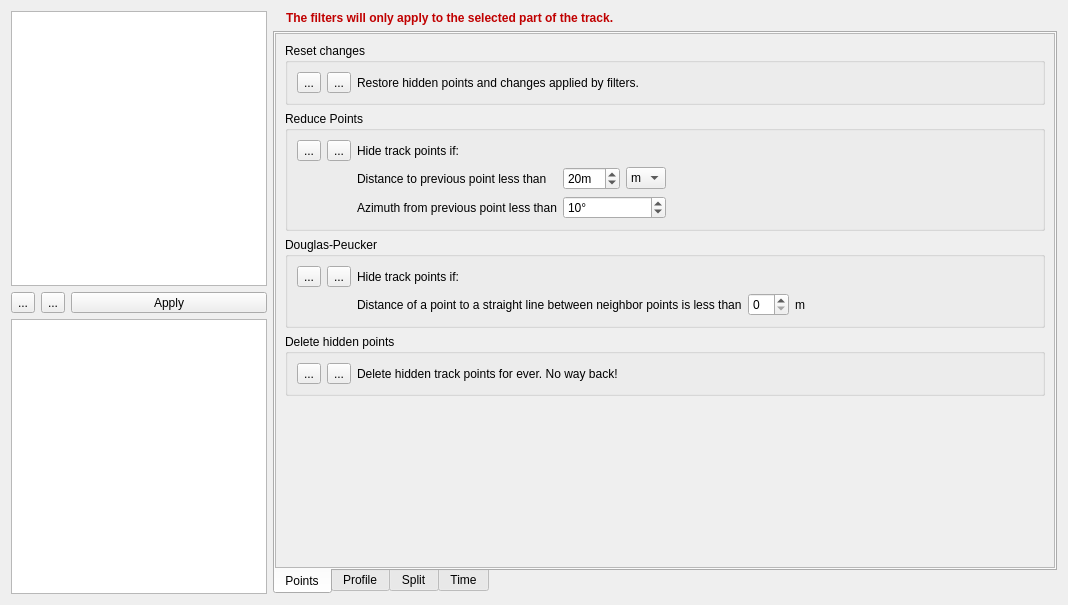
This is src/ITrackFilterWidget.ui in ntruchsess/QLandkarteGT as Qt 5 draws it before an edit. The edited form follows.
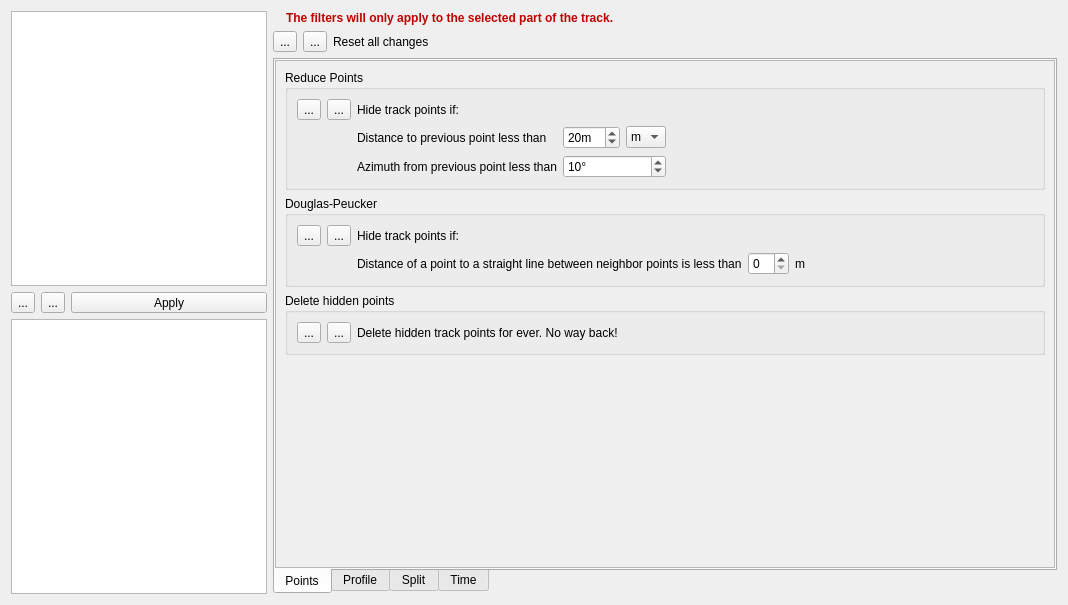
This is the edited form. Icons and pictures are not drawn.

Commit message: add nicer icons for track filter

Patch:
```diff
--- a/src/ITrackFilterWidget.ui
+++ b/src/ITrackFilterWidget.ui
@@ -13,7 +13,7 @@
   <property name="windowTitle">
    <string>Form</string>
   </property>
-  <layout class="QHBoxLayout" name="horizontalLayout_11">
+  <layout class="QHBoxLayout" name="horizontalLayout_14">
    <item>
     <layout class="QVBoxLayout" name="verticalLayout">
      <item>
@@ -129,6 +129,45 @@
        </item>
       </layout>
      </item>
+     <item>
+      <layout class="QHBoxLayout" name="horizontalLayout_11">
+       <item>
+        <widget class="QToolButton" name="toolResetNow">
+         <property name="toolTip">
+          <string>apply now</string>
+         </property>
+         <property name="text">
+          <string>...</string>
+         </property>
+         <property name="icon">
+          <iconset resource="resources.qrc">
+           <normaloff>:/icons/iconGear16x16.png</normaloff>:/icons/iconGear16x16.png</iconset>
+         </property>
+        </widget>
+       </item>
+       <item>
+        <widget class="QToolButton" name="toolReset">
+         <property name="toolTip">
+          <string>add to list</string>
+         </property>
+         <property name="text">
+          <string>...</string>
+         </property>
+         <property name="icon">
+          <iconset resource="resources.qrc">
+           <normaloff>:/icons/iconAdd216x16.png</normaloff>:/icons/iconAdd216x16.png</iconset>
+         </property>
+        </widget>
+       </item>
+       <item>
+        <widget class="QLabel" name="label_15">
+         <property name="text">
+          <string>Reset all changes</string>
+         </property>
+        </widget>
+       </item>
+      </layout>
+     </item>
      <item>
       <widget class="QTabWidget" name="tabWidget">
        <property name="enabled">
@@ -181,54 +220,10 @@
               <x>0</x>
               <y>0</y>
               <width>782</width>
-              <height>536</height>
+              <height>505</height>
              </rect>
             </property>
             <layout class="QVBoxLayout" name="verticalLayout_2">
-             <item>
-              <widget class="QGroupBox" name="groupReset">
-               <property name="title">
-                <string>Reset changes</string>
-               </property>
-               <layout class="QGridLayout" name="gridLayout_7">
-                <item row="0" column="1">
-                 <widget class="QToolButton" name="toolReset">
-                  <property name="toolTip">
-                   <string>add to list</string>
-                  </property>
-                  <property name="text">
-                   <string>...</string>
-                  </property>
-                  <property name="icon">
-                   <iconset resource="resources.qrc">
-                    <normaloff>:/icons/iconAdd16x16.png</normaloff>:/icons/iconAdd16x16.png</iconset>
-                  </property>
-                 </widget>
-                </item>
-                <item row="0" column="3">
-                 <widget class="QLabel" name="label_15">
-                  <property name="text">
-                   <string>Restore hidden points and changes applied by filters.</string>
-                  </property>
-                 </widget>
-                </item>
-                <item row="0" column="0">
-                 <widget class="QToolButton" name="toolResetNow">
-                  <property name="toolTip">
-                   <string>apply now</string>
-                  </property>
-                  <property name="text">
-                   <string>...</string>
-                  </property>
-                  <property name="icon">
-                   <iconset resource="resources.qrc">
-                    <normaloff>:/icons/toolswizard.png</normaloff>:/icons/toolswizard.png</iconset>
-                  </property>
-                 </widget>
-                </item>
-               </layout>
-              </widget>
-             </item>
              <item>
               <widget class="QGroupBox" name="groupReducePoints1">
                <property name="title">
```
Left out of the diff: 58 changed lines with no effect on the pictures. The commit also changes 4 other files.
